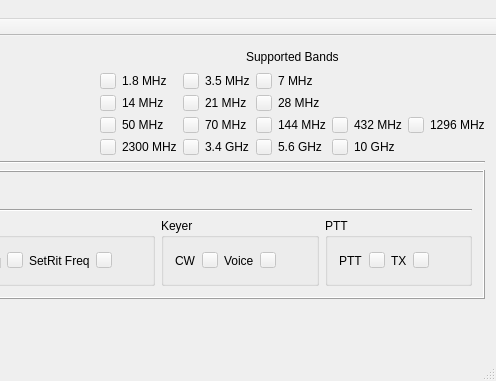
Old version of the form mqt/MqtRigControl/rigcontrolmainwindow.ui in the repository Rsclub22/Minos2-Mirror; both pictures show x 532 to 1028 and y 0 to 381 of the 1028 by 381 pixel window.
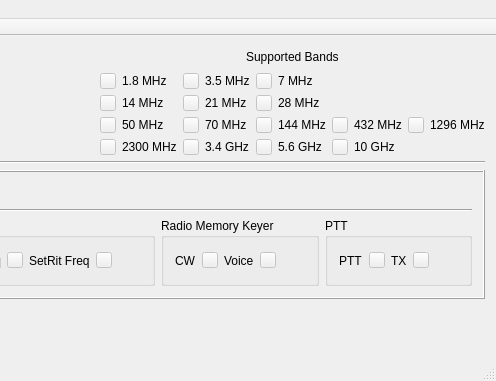
New version of the form. Custom widgets are drawn as their Qt base class.

Commit message: fix CW Memory Indicator in rigcontrol

Diff of the .ui file:
```diff
--- a/mqt/MqtRigControl/rigcontrolmainwindow.ui
+++ b/mqt/MqtRigControl/rigcontrolmainwindow.ui
@@ -915,7 +915,7 @@
              <item>
               <widget class="QGroupBox" name="memGroupBox">
                <property name="title">
-                <string>Keyer</string>
+                <string>Radio Memory Keyer</string>
                </property>
                <layout class="QHBoxLayout" name="horizontalLayout_14">
                 <item>
```
The commit also changes 1 other file.
